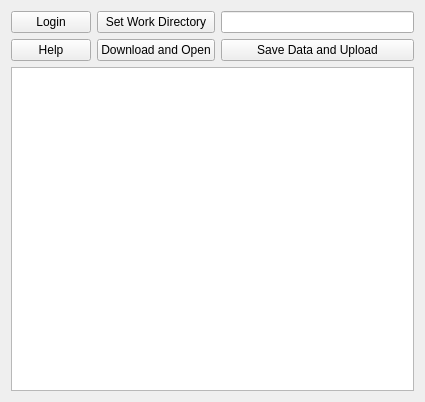
Before: the Qt Designer form Code/Gui/MITK/Plugins/uk.ac.ucl.cmic.xnat/src/internal/XnatBrowserWidget.ui in NifTK/NifTK, drawn with Qt 5.
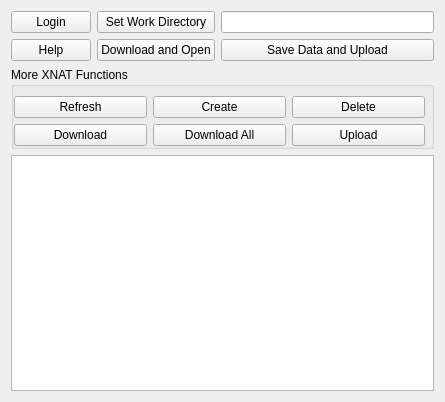
After: the same form once the commit is applied. Custom widgets are drawn as their Qt base class.

Commit message: #1110: 'More XNAT Functions' buttons put on a ctkCollapsibleGroupBox

```diff
--- a/Code/Gui/MITK/Plugins/uk.ac.ucl.cmic.xnat/src/internal/XnatBrowserWidget.ui
+++ b/Code/Gui/MITK/Plugins/uk.ac.ucl.cmic.xnat/src/internal/XnatBrowserWidget.ui
@@ -6,7 +6,7 @@
    <rect>
     <x>0</x>
     <y>0</y>
-    <width>425</width>
+    <width>445</width>
     <height>402</height>
    </rect>
   </property>
@@ -16,7 +16,7 @@
   <property name="windowTitle">
    <string>Form1</string>
   </property>
-  <layout class="QVBoxLayout" name="verticalLayout" stretch="0,0">
+  <layout class="QVBoxLayout" name="verticalLayout" stretch="0,0,0">
    <item>
     <layout class="QGridLayout" name="gridLayout">
      <item row="0" column="0">
@@ -59,11 +59,82 @@
      </item>
     </layout>
    </item>
+   <item>
+    <widget class="ctkCollapsibleGroupBox" name="middleButtonPanel">
+     <property name="title">
+      <string>More XNAT Functions</string>
+     </property>
+     <layout class="QGridLayout" name="gridLayout_2">
+      <property name="leftMargin">
+       <number>0</number>
+      </property>
+      <property name="topMargin">
+       <number>9</number>
+      </property>
+      <property name="rightMargin">
+       <number>6</number>
+      </property>
+      <property name="bottomMargin">
+       <number>0</number>
+      </property>
+      <item row="0" column="0">
+       <widget class="QPushButton" name="refreshButton">
+        <property name="text">
+         <string>Refresh</string>
+        </property>
+       </widget>
+      </item>
+      <item row="0" column="1">
+       <widget class="QPushButton" name="createButton">
+        <property name="text">
+         <string>Create</string>
+        </property>
+       </widget>
+      </item>
+      <item row="0" column="2">
+       <widget class="QPushButton" name="deleteButton">
+        <property name="text">
+         <string>Delete</string>
+        </property>
+       </widget>
+      </item>
+      <item row="1" column="0">
+       <widget class="QPushButton" name="downloadButton">
+        <property name="text">
+         <string>Download</string>
+        </property>
+       </widget>
+      </item>
+      <item row="1" column="1">
+       <widget class="QPushButton" name="downloadAllButton">
+        <property name="text">
+         <string>Download All</string>
+        </property>
+       </widget>
+      </item>
+      <item row="1" column="2">
+       <widget class="QPushButton" name="uploadButton">
+        <property name="text">
+         <string>Upload</string>
+        </property>
+       </widget>
+      </item>
+     </layout>
+    </widget>
+   </item>
    <item>
     <widget class="QTreeView" name="xnatTreeView"/>
    </item>
   </layout>
  </widget>
+ <customwidgets>
+  <customwidget>
+   <class>ctkCollapsibleGroupBox</class>
+   <extends>QGroupBox</extends>
+   <header location="global">ctkCollapsibleGroupBox.h</header>
+   <container>1</container>
+  </customwidget>
+ </customwidgets>
  <resources/>
  <connections/>
 </ui>
```
The commit also changes 3 other files.
